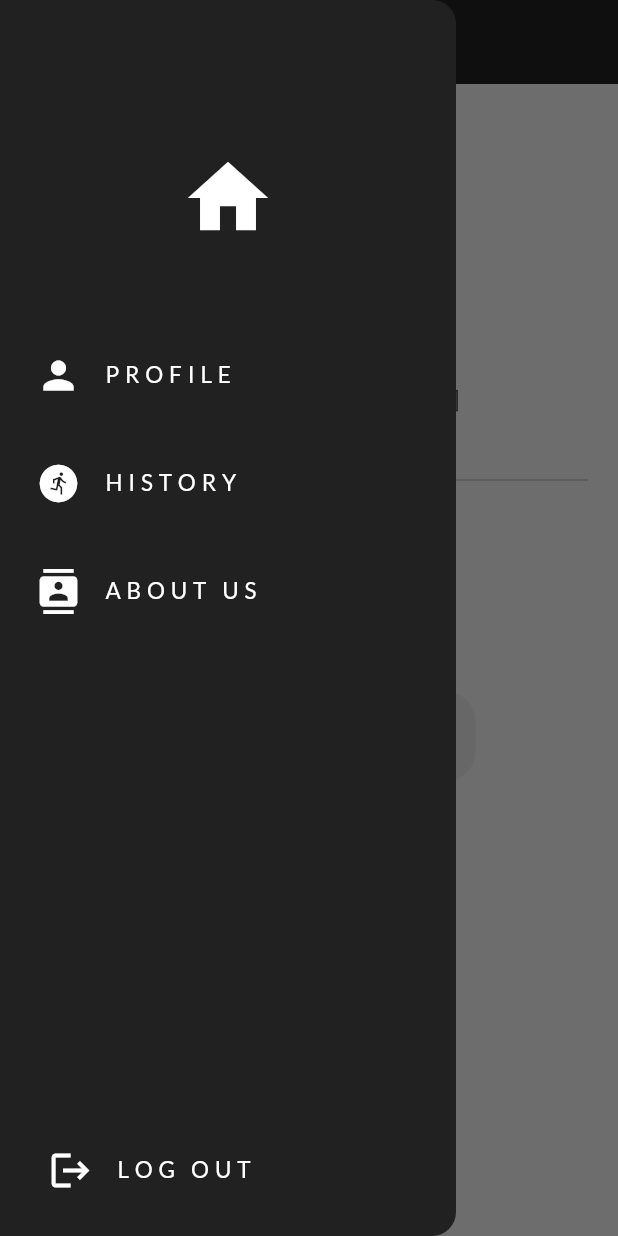
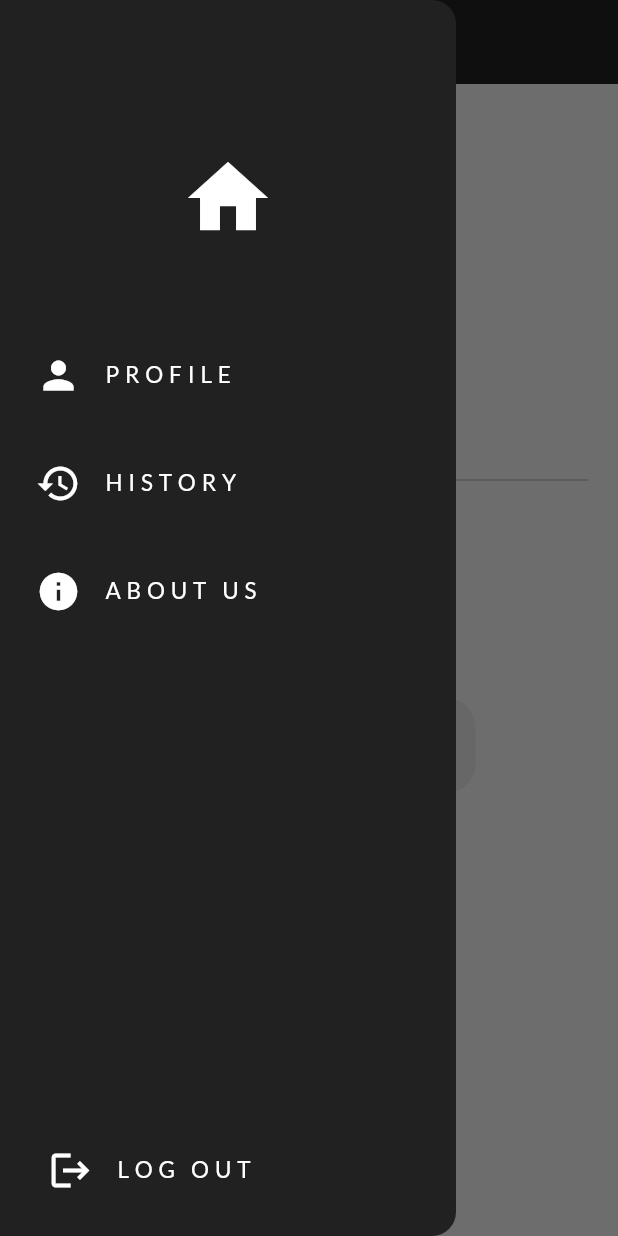
Before and after one commit to FIU-MOSAIC/wearableGestureRecognitionSystem, a Flutter app: the screen it shows once a user with an empty profile is signed in, with the side drawer open, on a phone screen of 412 x 824 dp. Run offline on Flutter 3.47's test engine with Material 3 defaults, Android fonts, the phone set to English and light mode, and no system bars; our stand-ins replace cloud_firestore, firebase_auth, firebase_core, google_fonts, google_sign_in, youtube_player_flutter; accounts and stored records are empty.

Commit message:
fixed imports for better readability

```diff
--- a/mobileApp/gesture_detection/lib/Instruction pages/balance stability instructions.dart
+++ b/mobileApp/gesture_detection/lib/Instruction pages/balance stability instructions.dart
@@ -2,7 +2,6 @@ import 'package:flutter/material.dart';
 import 'package:gesture_detection/components/Button.dart';
 import 'package:google_fonts/google_fonts.dart';
 import 'package:youtube_player_flutter/youtube_player_flutter.dart';
-
 import '../activity pages/balance stability test.dart';
 
 class BalanceStabilityInstruction extends StatefulWidget {
--- a/mobileApp/gesture_detection/lib/Instruction pages/range of motion instruction page.dart
+++ b/mobileApp/gesture_detection/lib/Instruction pages/range of motion instruction page.dart
@@ -1,8 +1,8 @@
 import 'package:flutter/material.dart';
-import 'package:gesture_detection/activity%20pages/range%20of%20motion%20test.dart';
 import 'package:gesture_detection/components/Button.dart';
 import 'package:google_fonts/google_fonts.dart';
 import 'package:youtube_player_flutter/youtube_player_flutter.dart';
+import '../activity pages/range of motion test.dart';
 
 class RangeOfMotionInstructionPage extends StatefulWidget {
   final String title;
--- a/mobileApp/gesture_detection/lib/Instruction pages/reflex instruction page.dart
+++ b/mobileApp/gesture_detection/lib/Instruction pages/reflex instruction page.dart
@@ -1,8 +1,9 @@
 import 'package:flutter/material.dart';
-import 'package:gesture_detection/activity%20pages/reflex%20test.dart';
 import 'package:gesture_detection/components/Button.dart';
 import 'package:google_fonts/google_fonts.dart';
 import 'package:youtube_player_flutter/youtube_player_flutter.dart';
+
+import '../activity pages/reflex test.dart';
 
 class ReflexIntructionPage extends StatefulWidget {
   final String title;
--- a/mobileApp/gesture_detection/lib/activity pages/balance stability test.dart
+++ b/mobileApp/gesture_detection/lib/activity pages/balance stability test.dart
@@ -1,9 +1,9 @@
 import 'dart:async';
+import 'dart:convert';
 import 'package:flutter/material.dart';
 import 'package:gesture_detection/components/Button.dart';
 import 'package:web_socket_channel/io.dart';
 import 'package:web_socket_channel/web_socket_channel.dart';
-import 'dart:convert';
 import 'package:cloud_firestore/cloud_firestore.dart';
 import 'package:firebase_auth/firebase_auth.dart';
 import 'package:google_fonts/google_fonts.dart';
--- a/mobileApp/gesture_detection/lib/components/ActivityTile.dart
+++ b/mobileApp/gesture_detection/lib/components/ActivityTile.dart
@@ -30,7 +30,7 @@ class ActivityTile extends StatelessWidget {
               borderRadius: BorderRadius.circular(20.0),
             ),
             child: Padding(
-              padding: const EdgeInsets.all(5.0),
+              padding: const EdgeInsets.all(7.0),
               child: Row(
                 children: [
                   Text(
--- a/mobileApp/gesture_detection/lib/components/Drawer.dart
+++ b/mobileApp/gesture_detection/lib/components/Drawer.dart
@@ -3,11 +3,15 @@ import 'package:gesture_detection/components/ListTile.dart';
 
 class MyDrawer extends StatefulWidget {
   final void Function()? onProfileTap;
+  final void Function()? onHistoryTap;
+  final void Function()? onAboutUsTap;
   final void Function()? signOut;
 
   const MyDrawer({
     super.key,
     required this.onProfileTap,
+    required this.onHistoryTap,
+    required this.onAboutUsTap,
     required this.signOut,
   });
 
@@ -37,13 +41,15 @@ class _MyDrawerState extends State<MyDrawer> {
             text: "P R O F I L E",
             onTap: widget.onProfileTap,
           ),
-          const MyListTile(
-            icon: Icons.run_circle,
+          MyListTile(
+            icon: Icons.history,
             text: "H I S T O R Y",
+            onTap: widget.onHistoryTap,
           ),
-          const MyListTile(
-            icon: Icons.contacts,
+          MyListTile(
+            icon: Icons.info,
             text: "A B O U T   U S",
+            onTap: widget.onAboutUsTap,
           ),
             ],
           ),
--- a/mobileApp/gesture_detection/lib/main.dart
+++ b/mobileApp/gesture_detection/lib/main.dart
@@ -1,9 +1,9 @@
 import 'package:flutter/material.dart';
-import 'package:gesture_detection/pages/auth%20page.dart';
 import 'package:firebase_core/firebase_core.dart';
-import 'package:gesture_detection/services/user%20provider.dart';
 import 'package:provider/provider.dart';
 import 'firebase_options.dart';
+import 'pages/auth page.dart';
+import 'services/user provider.dart';
 
 
 void main() async{
--- a/mobileApp/gesture_detection/lib/pages/login or register page.dart
+++ b/mobileApp/gesture_detection/lib/pages/login or register page.dart
@@ -1,5 +1,5 @@
 import 'package:flutter/material.dart';
-import 'package:gesture_detection/pages/login%20page.dart';
+import 'login page.dart';
 import 'register page.dart';
 
 class LoginOrRegisterPage extends StatefulWidget {
--- a/mobileApp/gesture_detection/lib/pages/login page.dart
+++ b/mobileApp/gesture_detection/lib/pages/login page.dart
@@ -3,9 +3,8 @@ import 'package:flutter/material.dart';
 import 'package:gesture_detection/components/Button.dart';
 import 'package:gesture_detection/components/FormTextField.dart';
 import 'package:gesture_detection/components/SquareTile.dart';
-import 'package:gesture_detection/services/auth%20service.dart';
 import 'package:google_fonts/google_fonts.dart';
-
+import '../services/auth service.dart';
 import 'forgot password page.dart';
 
 class LoginPage extends StatefulWidget {
--- a/mobileApp/gesture_detection/lib/pages/profile page.dart
+++ b/mobileApp/gesture_detection/lib/pages/profile page.dart
@@ -1,11 +1,11 @@
 import 'package:flutter/material.dart';
 import 'package:firebase_auth/firebase_auth.dart';
-import 'package:gesture_detection/services/user%20provider.dart';
 import 'package:google_fonts/google_fonts.dart';
 import 'package:provider/provider.dart';
 import 'package:gesture_detection/components/Button.dart';
 import 'package:gesture_detection/components/ProfileDropDown.dart';
 import 'package:gesture_detection/components/ProfileTextField.dart';
+import '../services/user provider.dart';
 
 class ProfilePage extends StatefulWidget {
   const ProfilePage({super.key});
--- a/mobileApp/gesture_detection/lib/pages/register page.dart
+++ b/mobileApp/gesture_detection/lib/pages/register page.dart
@@ -3,8 +3,8 @@ import 'package:flutter/material.dart';
 import 'package:gesture_detection/components/Button.dart';
 import 'package:gesture_detection/components/FormTextField.dart';
 import 'package:gesture_detection/components/SquareTile.dart';
-import 'package:gesture_detection/services/auth%20service.dart';
 import 'package:google_fonts/google_fonts.dart';
+import '../services/auth service.dart';
 
 class RegisterPage extends StatefulWidget {
   final Function()? onTap;
--- a/mobileApp/gesture_detection/lib/results pages/balance stability result.dart
+++ b/mobileApp/gesture_detection/lib/results pages/balance stability result.dart
@@ -2,9 +2,9 @@ import 'package:flutter/material.dart';
 import 'package:cloud_firestore/cloud_firestore.dart';
 import 'package:firebase_auth/firebase_auth.dart';
 import 'package:gesture_detection/components/Button.dart';
-import 'package:gesture_detection/pages/home%20page.dart';
 import 'package:intl/intl.dart';
 import 'package:google_fonts/google_fonts.dart';
+import '../pages/home page.dart';
 
 class BalanceStabilityResult extends StatelessWidget {
   const BalanceStabilityResult({super.key});
--- a/mobileApp/gesture_detection/lib/services/user provider.dart
+++ b/mobileApp/gesture_detection/lib/services/user provider.dart
@@ -1,7 +1,7 @@
 import 'package:flutter/material.dart';
 import 'package:cloud_firestore/cloud_firestore.dart';
 import 'package:firebase_auth/firebase_auth.dart';
-import 'package:gesture_detection/services/user%20model.dart';
+import 'user model.dart';
 
 class UserProvider with ChangeNotifier {
   UserModel? _user;
```
Also changed, not shown: mobileApp/gesture_detection/lib/pages/about us page.dart (added, +20 -0 lines), mobileApp/gesture_detection/lib/pages/history page.dart (added, +20 -0 lines), mobileApp/gesture_detection/lib/pages/home page.dart (+30 -10 lines), 1 other file.
